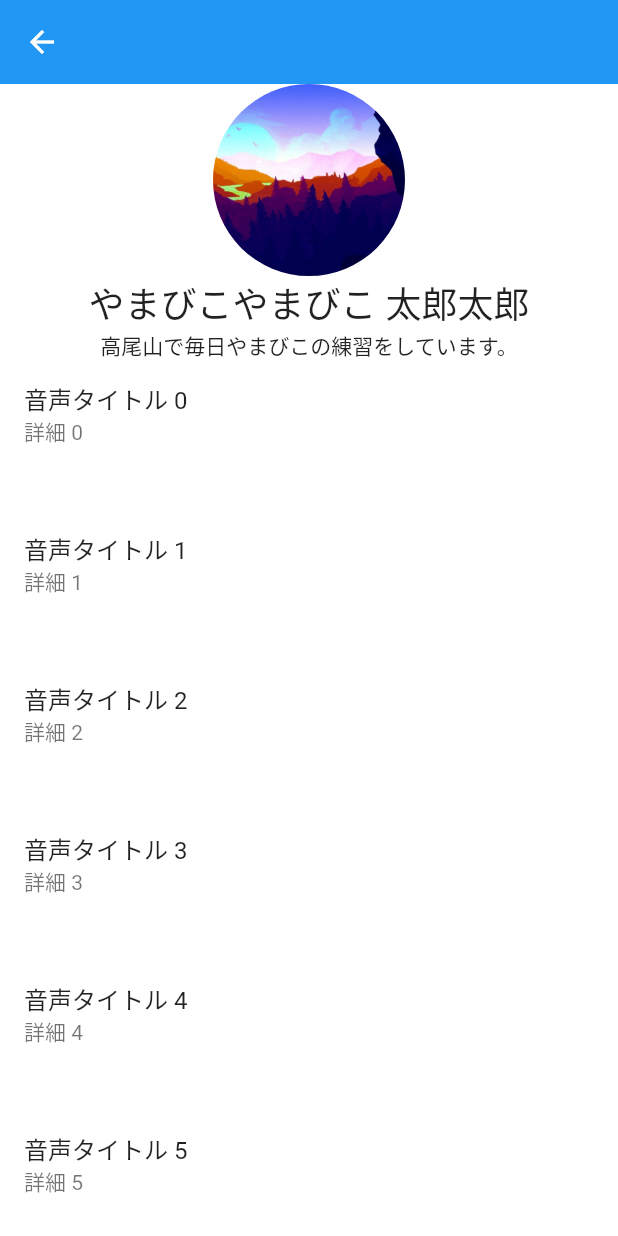
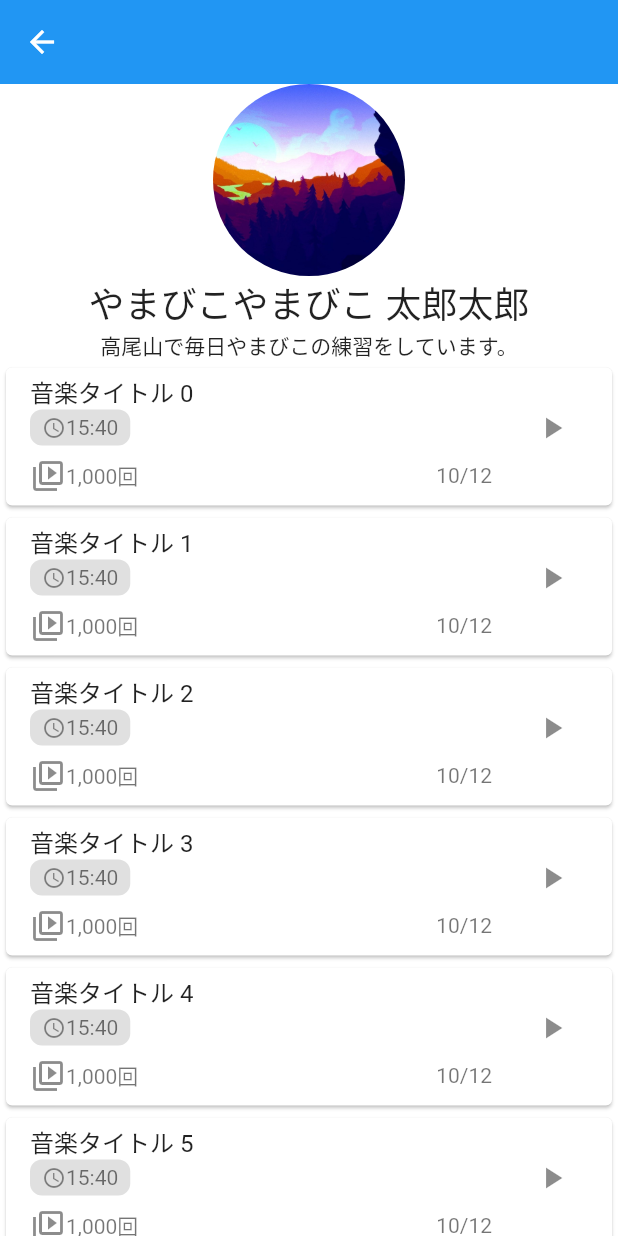
Before and after one commit to gizumo-oss/yamabico, a Flutter app: the UserDetailsScreen screen opened directly, on a phone screen of 412 x 824 dp. Run offline on Flutter 3.47's test engine with Material 2 defaults, Android fonts, the phone set to English and light mode, and no system bars; our stand-ins replace flutter_dotenv; missing offline and left inert: amplify_auth_cognito, amplify_authenticator, amplify_flutter.

Commit message:
fix: 名称変更と引数修正

```diff
--- a/src/lib/feature/user/presentation/screens/user_details_screen.dart
+++ b/src/lib/feature/user/presentation/screens/user_details_screen.dart
@@ -1,5 +1,6 @@
 import 'package:flutter/material.dart';
 import 'package:yamabico/feature/user/data/user_profile.dart';
+import 'package:yamabico/feature/user/presentation/components/play_list.dart';
 import 'package:yamabico/feature/user/presentation/components/profile.dart';
 
 class UserDetailsScreen extends StatefulWidget {
@@ -41,9 +42,11 @@ class _UserDetailsScreenState extends State<UserDetailsScreen> {
             itemExtent: 100.0,
             delegate: SliverChildBuilderDelegate(
               (BuildContext context, int index) {
-                return ListTile(
-                  title: Text('音声タイトル $index'),
-                  subtitle: Text('詳細 $index'),
+                return PlayList(
+                  title: '音楽タイトル $index',
+                  playTime: '15:40',
+                  playCount: '1,000回',
+                  postDate: '10/12',
                 );
               },
               childCount: 100,
```
